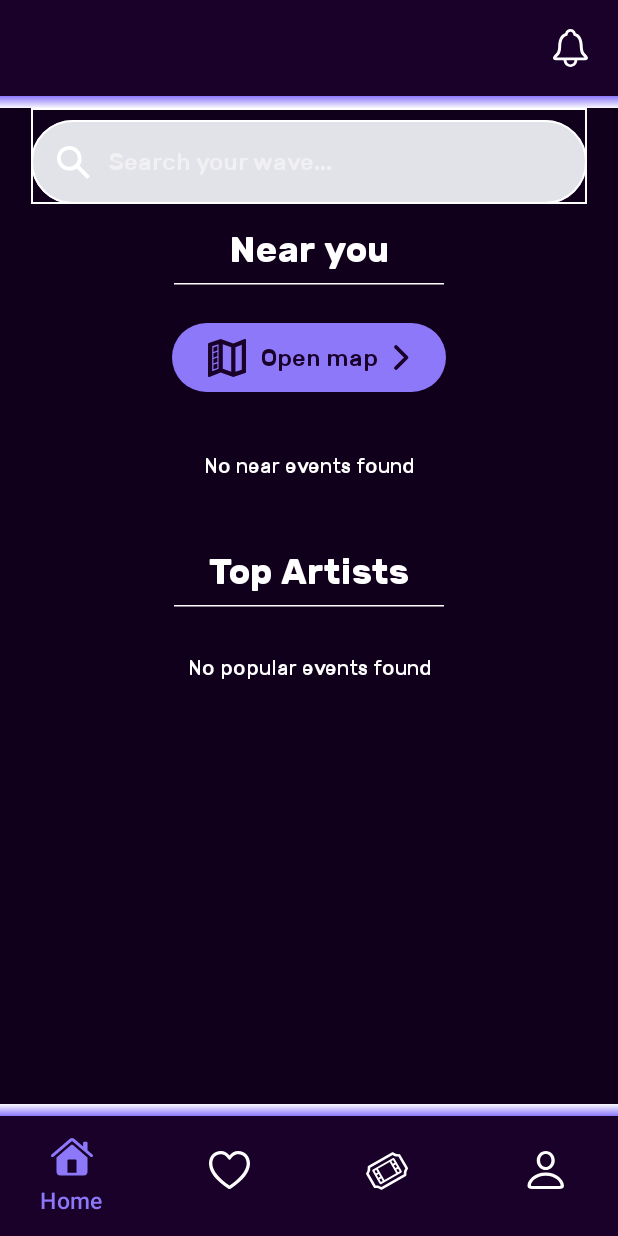
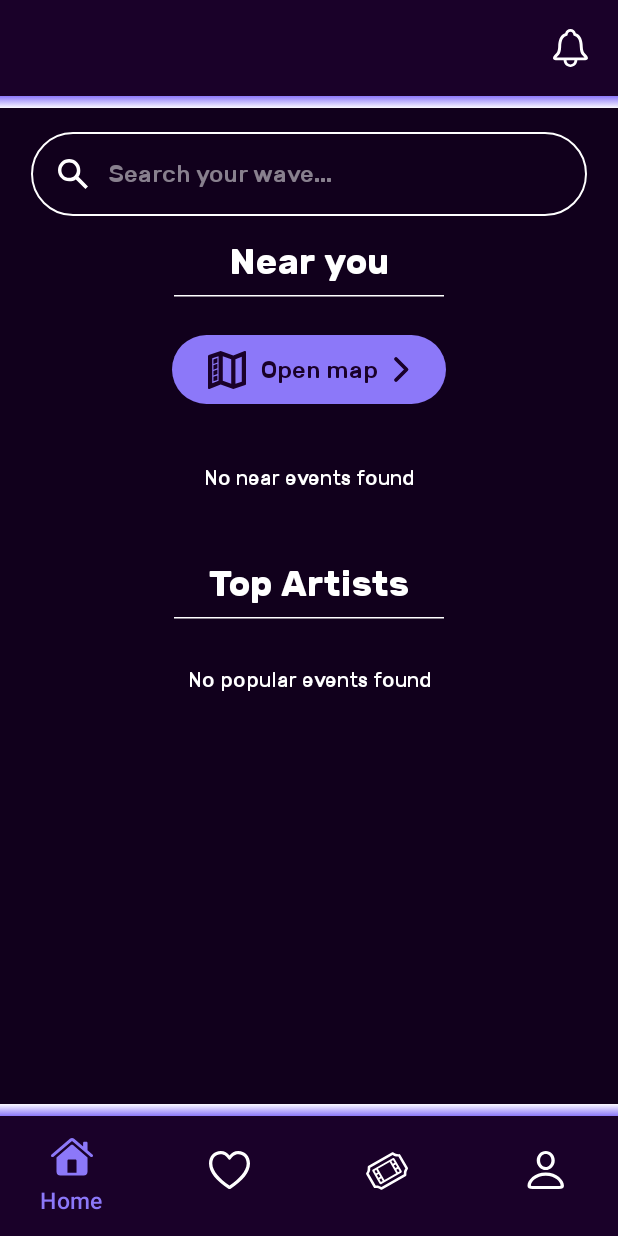
Before and after one commit to FrancescoTonelli/MobileProject, an Android app built with Jetpack Compose: the composable MainContent shown on its own in the app's theme, on a phone screen of 412 x 824 dp. Run offline under Robolectric (Android 15) with nearby library versions, the phone set to English and light mode, and no system bars; libraries missing offline, so code that uses them is left out: com.mapbox.android; pictures from the network do not load; 1 statement that could not run was skipped.

Commit message:
fixed search bar

```diff
--- a/Hitwaves/app/src/main/java/com/hitwaves/api/ApiGenericCall.kt
+++ b/Hitwaves/app/src/main/java/com/hitwaves/api/ApiGenericCall.kt
@@ -10,7 +10,7 @@ import okhttp3.OkHttpClient
 import okhttp3.Request
 import okhttp3.RequestBody.Companion.toRequestBody
 
-const val baseUrl = "http://192.168.33.30:5000/"
+const val baseUrl = "http://192.168.210.151:5000/"
 const val baseApiUrl = "${baseUrl}protected_user/"
 const val artistImageUrl = "${baseUrl}static/images/artists/"
 const val concertImageUrl = "${baseUrl}static/images/concerts/"
--- a/Hitwaves/app/src/main/java/com/hitwaves/ui/component/SearchBar.kt
+++ b/Hitwaves/app/src/main/java/com/hitwaves/ui/component/SearchBar.kt
@@ -23,9 +23,12 @@ import androidx.compose.material3.HorizontalDivider
 import androidx.compose.material3.Icon
 import androidx.compose.material3.SearchBar
 import androidx.compose.material3.SearchBarDefaults
+import androidx.compose.material3.SearchBarDefaults.InputField
 import androidx.compose.material3.Text
+import androidx.compose.material3.TextField
 import androidx.compose.material3.TextFieldDefaults
 import androidx.compose.runtime.Composable
+import androidx.compose.runtime.LaunchedEffect
 import androidx.compose.runtime.getValue
 import androidx.compose.runtime.mutableStateOf
 import androidx.compose.runtime.remember
@@ -39,6 +42,7 @@ import androidx.compose.ui.graphics.RectangleShape
 import androidx.compose.ui.graphics.vector.ImageVector
 import androidx.compose.ui.layout.ContentScale
 import androidx.compose.ui.res.vectorResource
+import androidx.compose.ui.text.font.FontWeight
 import androidx.compose.ui.unit.dp
 import androidx.compose.ui.unit.sp
 import androidx.navigation.NavController
@@ -47,6 +51,12 @@ import com.hitwaves.R
 import com.hitwaves.model.Artist
 import com.hitwaves.model.EventForCards
 import com.hitwaves.ui.theme.*
+import com.hitwaves.ui.viewModel.FilterViewModel
+import okhttp3.internal.notify
+
+private fun init(): FilterViewModel{
+    return FilterViewModel()
+}
 
 @OptIn(ExperimentalMaterial3Api::class)
 @Composable
@@ -59,57 +69,65 @@ fun SearchWave(
 ){
     var expanded by rememberSaveable { mutableStateOf(false) }
 
-    val filteredArtists = remember(query, searchResultsArtists) {
-        searchResultsArtists.filter { it.artistName.contains(query, ignoreCase = true) }
+//    val filteredArtists = remember(query, searchResultsArtists) {
+//        searchResultsArtists.filter { it.artistName.contains(query, ignoreCase = true) }
+//    }
+//
+//    val filteredEvents = remember(query, searchResultsEventForCards) {
+//        searchResultsEventForCards.filter { it.title.contains(query, ignoreCase = true) ||
+//                it.description.contains(query, ignoreCase = true) ||
+//                it.artistName.contains(query, ignoreCase = true)}
+//    }
+
+    val filterViewModel = remember { init() }
+
+    LaunchedEffect(Unit) {
+
     }
 
-    val filteredEvents = remember(query, searchResultsEventForCards) {
-        searchResultsEventForCards.filter { it.title.contains(query, ignoreCase = true) }
-    }
-
-    SearchBar(
-        inputField = {
-            SearchBarDefaults.InputField(
+    Column (
+        horizontalAlignment = Alignment.CenterHorizontally
+    ) {
+        InputField(
             query = query,
-                onQueryChange = {
-                    onQueryChange(it)
-                    expanded = it.isNotBlank()
-                },
+            onQueryChange = {onQueryChange(it)},
             onSearch = { expanded = false },
             leadingIcon = {
                 Icon(
                     imageVector = ImageVector.vectorResource(R.drawable.search),
                     tint = Secondary,
-                        contentDescription = null
+                    contentDescription = null,
+                    modifier = Modifier
+                        .size(20.dp)
                 )
             },
             placeholder = {
                 Text(
                     text = "Search your wave...",
-                        color = Secondary.copy(alpha = 0.5f)
+                    style = Typography.bodyLarge.copy(
+                        fontSize = 16.sp,
+                        color = Secondary.copy(alpha = 0.5f),
+                        fontWeight = FontWeight.Normal
+                    )
                 )
             },
             expanded = expanded,
             onExpandedChange = { expanded = it },
             modifier = Modifier
-                    .fillMaxWidth()
+                .width(rememberScreenDimensions().screenWidth*0.9f)
+                .padding(top = 16.dp)
                 .border(1.dp, Secondary, CircleShape),
-                colors = TextFieldDefaults.colors(BgDark)
+            colors = TextFieldDefaults.colors(
+                focusedContainerColor = BgDark,
+                unfocusedContainerColor = BgDark,
+                focusedIndicatorColor = Color.Transparent,
+                unfocusedIndicatorColor = Color.Transparent,
+                cursorColor = Secondary,
+                focusedTextColor = Secondary,
+                unfocusedTextColor = Secondary
             )
-        },
-        expanded = expanded,
-        onExpandedChange = { expanded = it },
-        modifier = Modifier
-            .width(rememberScreenDimensions().screenWidth * 0.9f)
-            .border(1.dp, Secondary, RectangleShape),
-        colors = SearchBarDefaults.colors(
-            containerColor = BgDark,
-            dividerColor = Color.Transparent,
-            inputFieldColors = TextFieldDefaults.colors(Secondary.copy(alpha = 0.5f)),
         )
-
-    ) {
-        if(expanded){
+        if (expanded) {
             ShowArtistList(filteredArtists, navController)
 
             HorizontalDivider(
@@ -119,13 +137,12 @@ fun SearchWave(
                     .padding(16.dp),
                 thickness = 1.dp,
                 color = Secondary.copy(alpha = 0.5f),
-
                 )
             ShowEventList(filteredEvents, navController)
         }
-
     }
 }
+
 
 
 @Composable
--- a/Hitwaves/app/src/main/java/com/hitwaves/ui/screens/Home.kt
+++ b/Hitwaves/app/src/main/java/com/hitwaves/ui/screens/Home.kt
@@ -209,7 +209,18 @@ fun Home(navController: NavHostController) {
 
 
 fun getSampleEvents(): List<EventForCards> {
-    return listOf()
+    return listOf(
+        EventForCards(
+            contentId = 0,
+            isTour = false,
+            title = "Live@1984",
+            backgroundImage = "https://imgs.search.brave.com/KHtTeWS6X-fASJer5nDjtHqs2FbqcUsXQLmib1PHIDM/rs:fit:860:0:0:0/g:ce/aHR0cHM6Ly9jZG4y/LmFsYnVtb2Z0aGV5/ZWFyLm9yZy8zNzV4/MC9hbGJ1bS8yMDEz/OTUtMTk4NC5qcGc",
+            artistName = "Salmo",
+            artistImage = "https://imgs.search.brave.com/thO1WdUflttR7I5iep_ljBahOoFBh16ffn2hH4N3EPs/rs:fit:860:0:0:0/g:ce/aHR0cHM6Ly9pMS5z/bmRjZG4uY29tL2Fy/dHdvcmtzLXYxTjZu/dGNHT1c1bXdYTTEt/Z2tRc3pRLXQ1MDB4/NTAwLmpwZw",
+            description = "Unipol, Bologna",
+            date = null
+        )
+    )
 }
 
 fun getSampleArtist(): List<Artist>{
--- /dev/null
+++ b/Hitwaves/app/src/main/java/com/hitwaves/ui/viewModel/FilterViewModel.kt
@@ -0,0 +1,18 @@
+package com.hitwaves.ui.viewModel
+
+import androidx.lifecycle.ViewModel
+import kotlinx.coroutines.flow.MutableStateFlow
+import kotlinx.coroutines.flow.StateFlow
+import kotlinx.coroutines.flow.update
+import com.hitwaves.model.Artist
+import com.hitwaves.model.EventForCards
+
+class FilterViewModel : ViewModel() {
+    private var _allArtists: List<Artist> = emptyList()
+    private var allEvents: List<EventForCards> = emptyList()
+
+    fun getAllEvent(){}
+
+    fun getAllArtist(){}
+
+}
```
Also changed, not shown: Hitwaves/app/src/main/java/com/hitwaves/ui/screens/Map.kt (+0 -16 lines), 1 other file. Lines whose indentation alone changed are shown as unchanged.
